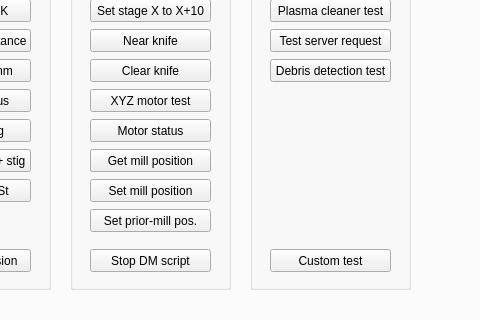
This is gui/main_window.ui in SBEMimage/SBEMimage as Qt 5 draws it before an edit; both pictures show x 142 to 622 and y 166 to 486 of the 711 by 950 pixel window. The edited form follows.
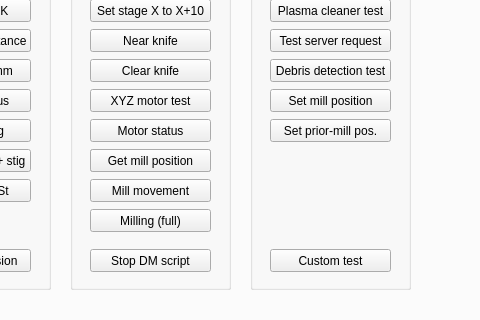
This is the edited form. The open tabs and pages were chosen to show the change.

Commit message: GCIB test refinements, add ftdi relais support (currently part of `GCIB` in microtome_control_gcib.py), adjust tile focus parameters when performing autofocus (inactive tiles have not been adjusted to focus params if they were just used for autofocus)

Diff of the .ui file:
```diff
--- a/gui/main_window.ui
+++ b/gui/main_window.ui
@@ -2022,7 +2022,7 @@
           <string>Get mill position</string>
          </property>
         </widget>
-        <widget class="QPushButton" name="pushButton_testMoveMillPos">
+        <widget class="QPushButton" name="pushButton_testMillMov">
          <property name="geometry">
           <rect>
            <x>20</x>
@@ -2032,10 +2032,10 @@
           </rect>
          </property>
          <property name="text">
-          <string>Set mill position</string>
+          <string>Mill movement</string>
          </property>
         </widget>
-        <widget class="QPushButton" name="pushButton_testMovePriorMillPos">
+        <widget class="QPushButton" name="pushButton_testMilling">
          <property name="geometry">
           <rect>
            <x>20</x>
@@ -2045,7 +2045,7 @@
           </rect>
          </property>
          <property name="text">
-          <string>Set prior-mill pos.</string>
+          <string>Milling (full)</string>
          </property>
         </widget>
        </widget>
@@ -2126,6 +2126,32 @@
           <string>Debris detection test</string>
          </property>
         </widget>
+         <widget class="QPushButton" name="pushButton_testMoveMillPos">
+         <property name="geometry">
+          <rect>
+           <x>20</x>
+           <y>150</y>
+           <width>121</width>
+           <height>23</height>
+          </rect>
+         </property>
+         <property name="text">
+          <string>Set mill position</string>
+         </property>
+        </widget>
+        <widget class="QPushButton" name="pushButton_testMovePriorMillPos">
+         <property name="geometry">
+          <rect>
+           <x>20</x>
+           <y>180</y>
+           <width>121</width>
+           <height>23</height>
+          </rect>
+         </property>
+         <property name="text">
+          <string>Set prior-mill pos.</string>
+         </property>
+        </widget>
        </widget>
       </widget>
       <widget class="QWidget" name="tab">
```
Left out of the diff: 2 changed lines with no effect on the pictures. The commit also changes 4 other files.
